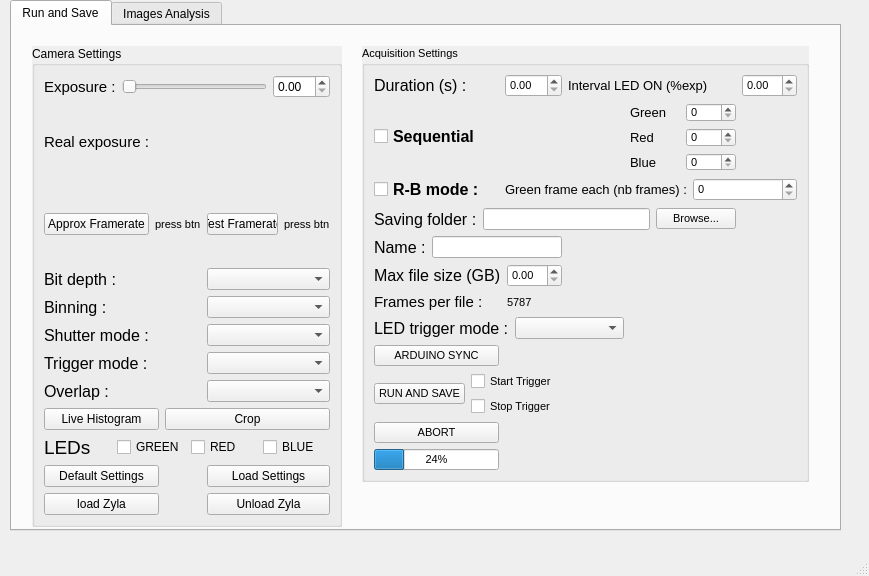
Qt form isoi_window_V2.ui (JohnstonLab/OMMI) before a commit.
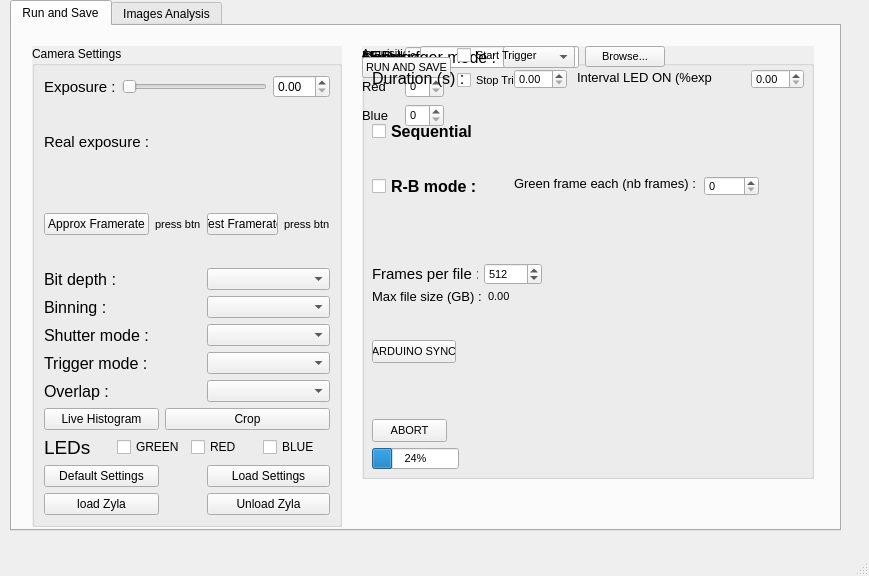
The same form after that commit. The open tabs and pages were chosen to show the change.

Commit message: Calculation of the size file in function of nb of frames per files

Patch:
```diff
--- a/isoi_window_V2.ui
+++ b/isoi_window_V2.ui
@@ -324,8 +324,8 @@
        <rect>
         <x>350</x>
         <y>20</y>
-        <width>447</width>
-        <height>436</height>
+        <width>452</width>
+        <height>433</height>
        </rect>
       </property>
       <property name="font">
@@ -339,9 +339,15 @@
       <property name="title">
        <string>Acquisition Settings</string>
       </property>
-      <layout class="QGridLayout" name="gridLayout_4">
-       <item row="0" column="0">
         <widget class="QLabel" name="label_4">
+       <property name="geometry">
+        <rect>
+         <x>10</x>
+         <y>23</y>
+         <width>96</width>
+         <height>19</height>
+        </rect>
+       </property>
          <property name="font">
           <font>
            <pointsize>12</pointsize>
@@ -351,12 +357,25 @@
           <string>Duration (s) :</string>
          </property>
         </widget>
-       </item>
-       <item row="0" column="1">
-        <widget class="QDoubleSpinBox" name="experimentDuration"/>
-       </item>
-       <item row="0" column="2" colspan="3">
+      <widget class="QDoubleSpinBox" name="experimentDuration">
+       <property name="geometry">
+        <rect>
+         <x>152</x>
+         <y>23</y>
+         <width>53</width>
+         <height>20</height>
+        </rect>
+       </property>
+      </widget>
         <widget class="QLabel" name="label_15">
+       <property name="geometry">
+        <rect>
+         <x>215</x>
+         <y>23</y>
+         <width>135</width>
+         <height>16</height>
+        </rect>
+       </property>
          <property name="font">
           <font>
            <pointsize>10</pointsize>
@@ -366,12 +385,25 @@
           <string>Interval LED ON (%exp)</string>
          </property>
         </widget>
-       </item>
-       <item row="0" column="5">
-        <widget class="QDoubleSpinBox" name="expRatio"/>
-       </item>
-       <item row="1" column="0">
+      <widget class="QDoubleSpinBox" name="expRatio">
+       <property name="geometry">
+        <rect>
+         <x>389</x>
+         <y>23</y>
+         <width>53</width>
+         <height>20</height>
+        </rect>
+       </property>
+      </widget>
         <widget class="QCheckBox" name="rgbMode">
+       <property name="geometry">
+        <rect>
+         <x>10</x>
+         <y>74</y>
+         <width>110</width>
+         <height>23</height>
+        </rect>
+       </property>
          <property name="font">
           <font>
            <pointsize>12</pointsize>
@@ -383,8 +415,97 @@
           <string>Sequential</string>
          </property>
         </widget>
-       </item>
-       <item row="1" column="3" colspan="2">
+      <widget class="QCheckBox" name="rbMode">
+       <property name="geometry">
+        <rect>
+         <x>10</x>
+         <y>129</y>
+         <width>114</width>
+         <height>23</height>
+        </rect>
+       </property>
+       <property name="font">
+        <font>
+         <pointsize>12</pointsize>
+         <weight>75</weight>
+         <bold>true</bold>
+        </font>
+       </property>
+       <property name="text">
+        <string>R-B mode :</string>
+       </property>
+      </widget>
+      <widget class="QLabel" name="label_20">
+       <property name="geometry">
+        <rect>
+         <x>152</x>
+         <y>129</y>
+         <width>184</width>
+         <height>16</height>
+        </rect>
+       </property>
+       <property name="font">
+        <font>
+         <pointsize>10</pointsize>
+        </font>
+       </property>
+       <property name="text">
+        <string>Green frame each (nb frames) :</string>
+       </property>
+      </widget>
+      <widget class="QSpinBox" name="gInterval">
+       <property name="geometry">
+        <rect>
+         <x>342</x>
+         <y>130</y>
+         <width>55</width>
+         <height>20</height>
+        </rect>
+       </property>
+       <property name="maximum">
+        <number>10000</number>
+       </property>
+      </widget>
+      <widget class="QPushButton" name="arduinoBtn">
+       <property name="geometry">
+        <rect>
+         <x>10</x>
+         <y>294</y>
+         <width>84</width>
+         <height>23</height>
+        </rect>
+       </property>
+       <property name="text">
+        <string>ARDUINO SYNC</string>
+       </property>
+      </widget>
+      <widget class="QPushButton" name="abortBtn">
+       <property name="geometry">
+        <rect>
+         <x>10</x>
+         <y>373</y>
+         <width>75</width>
+         <height>23</height>
+        </rect>
+       </property>
+       <property name="text">
+        <string>ABORT</string>
+       </property>
+      </widget>
+      <widget class="QProgressBar" name="progressBar">
+       <property name="geometry">
+        <rect>
+         <x>10</x>
+         <y>402</y>
+         <width>87</width>
+         <height>21</height>
+        </rect>
+       </property>
+       <property name="value">
+        <number>24</number>
+       </property>
+      </widget>
+      <widget class="QWidget" name="">
         <layout class="QGridLayout" name="gridLayout">
          <item row="0" column="0">
           <widget class="QLabel" name="label_6">
@@ -432,41 +553,8 @@
           <widget class="QSpinBox" name="bRatio"/>
          </item>
         </layout>
-       </item>
-       <item row="2" column="0">
-        <widget class="QCheckBox" name="rbMode">
-         <property name="font">
-          <font>
-           <pointsize>12</pointsize>
-           <weight>75</weight>
-           <bold>true</bold>
-          </font>
-         </property>
-         <property name="text">
-          <string>R-B mode :</string>
-         </property>
-        </widget>
-       </item>
-       <item row="2" column="1" colspan="3">
-        <widget class="QLabel" name="label_20">
-         <property name="font">
-          <font>
-           <pointsize>10</pointsize>
-          </font>
-         </property>
-         <property name="text">
-          <string>Green frame each (nb frames) :</string>
-         </property>
-        </widget>
-       </item>
-       <item row="2" column="4" colspan="2">
-        <widget class="QSpinBox" name="gInterval">
-         <property name="maximum">
-          <number>10000</number>
-         </property>
-        </widget>
-       </item>
-       <item row="3" column="0" colspan="5">
+      </widget>
+      <widget class="QWidget" name="">
         <layout class="QHBoxLayout" name="horizontalLayout_5">
          <item>
           <widget class="QLabel" name="label_19">
@@ -491,8 +579,8 @@
           </widget>
          </item>
         </layout>
-       </item>
-       <item row="4" column="0" colspan="2">
+      </widget>
+      <widget class="QWidget" name="">
         <layout class="QHBoxLayout" name="horizontalLayout_12">
          <item>
           <widget class="QLabel" name="label_11">
@@ -510,46 +598,8 @@
           <widget class="QLineEdit" name="experimentName"/>
          </item>
         </layout>
-       </item>
-       <item row="5" column="0" colspan="2">
-        <layout class="QGridLayout" name="gridLayout_3">
-         <item row="0" column="0">
-          <widget class="QLabel" name="label_12">
-           <property name="font">
-            <font>
-             <pointsize>12</pointsize>
-            </font>
-           </property>
-           <property name="text">
-            <string>Max file size (GB) :</string>
-           </property>
-          </widget>
-         </item>
-         <item row="0" column="1">
-          <widget class="QDoubleSpinBox" name="fileSize"/>
-         </item>
-         <item row="1" column="0">
-          <widget class="QLabel" name="label_10">
-           <property name="font">
-            <font>
-             <pointsize>11</pointsize>
-            </font>
-           </property>
-           <property name="text">
-            <string>Frames per file :</string>
-           </property>
-          </widget>
-         </item>
-         <item row="1" column="1">
-          <widget class="QLabel" name="framesPerFileLabel">
-           <property name="text">
-            <string>5787</string>
-           </property>
-          </widget>
-         </item>
-        </layout>
-       </item>
-       <item row="6" column="0" colspan="3">
+      </widget>
+      <widget class="QWidget" name="">
         <layout class="QHBoxLayout" name="horizontalLayout_3">
          <item>
           <widget class="QLabel" name="label_16">
@@ -567,15 +617,8 @@
           <widget class="QComboBox" name="ledTrigBox"/>
          </item>
         </layout>
-       </item>
-       <item row="7" column="0">
-        <widget class="QPushButton" name="arduinoBtn">
-         <property name="text">
-          <string>ARDUINO SYNC</string>
-         </property>
-        </widget>
-       </item>
-       <item row="8" column="0" colspan="2">
+      </widget>
+      <widget class="QWidget" name="">
         <layout class="QHBoxLayout" name="horizontalLayout_2">
          <item>
           <widget class="QPushButton" name="runSaveBtn">
@@ -603,22 +646,72 @@
           </layout>
          </item>
         </layout>
-       </item>
-       <item row="9" column="0">
-        <widget class="QPushButton" name="abortBtn">
+      </widget>
+      <widget class="QWidget" name="">
+       <property name="geometry">
+        <rect>
+         <x>10</x>
+         <y>217</y>
+         <width>170</width>
+         <height>22</height>
+        </rect>
+       </property>
+       <layout class="QHBoxLayout" name="horizontalLayout_7">
+        <item>
+         <widget class="QLabel" name="label_10">
+          <property name="font">
+           <font>
+            <pointsize>11</pointsize>
+           </font>
+          </property>
          <property name="text">
-          <string>ABORT</string>
+           <string>Frames per file :</string>
          </property>
         </widget>
        </item>
-       <item row="10" column="0">
-        <widget class="QProgressBar" name="progressBar">
+        <item>
+         <widget class="QSpinBox" name="framePerFileBox">
+          <property name="maximum">
+           <number>10000</number>
+          </property>
          <property name="value">
-          <number>24</number>
+           <number>512</number>
          </property>
         </widget>
        </item>
       </layout>
+      </widget>
+      <widget class="QWidget" name="">
+       <property name="geometry">
+        <rect>
+         <x>10</x>
+         <y>241</y>
+         <width>140</width>
+         <height>18</height>
+        </rect>
+       </property>
+       <layout class="QHBoxLayout" name="horizontalLayout_8">
+        <item>
+         <widget class="QLabel" name="label_12">
+          <property name="font">
+           <font>
+            <pointsize>10</pointsize>
+           </font>
+          </property>
+          <property name="text">
+           <string>Max file size (GB) :</string>
+          </property>
+         </widget>
+        </item>
+        <item>
+         <widget class="QLabel" name="sizePerFileLabel">
+          <property name="text">
+           <string>0.00</string>
+          </property>
+         </widget>
+        </item>
+       </layout>
+      </widget>
       <zorder>label_15</zorder>
       <zorder>expRatio</zorder>
       <zorder>label_20</zorder>
```
Left out of the diff: 2 changed lines with no effect on the pictures. Lines whose indentation alone changed are shown as unchanged. The commit also changes 3 other files.
